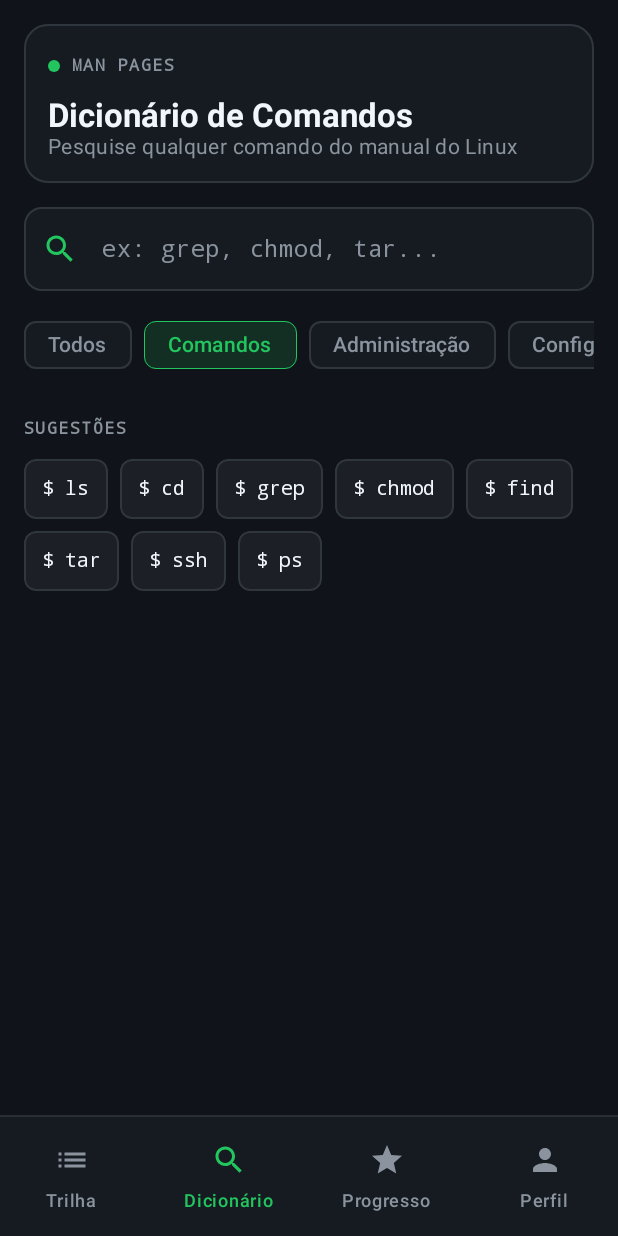
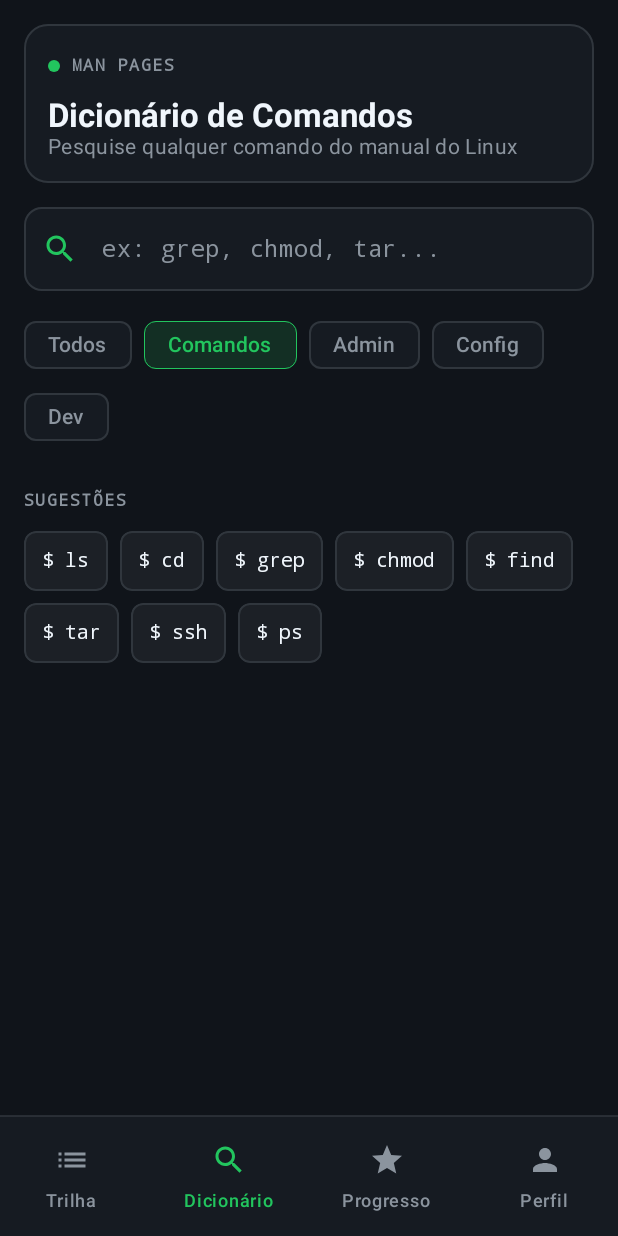
Before and after one commit to maneuu/LinuxQuest, an Android app built with Jetpack Compose: the screen it shows after launch (MainActivity), item 2 of the bottom bar chosen, on a phone screen of 412 x 824 dp. Run offline under Robolectric (Android 15) with nearby library versions, the phone set to English and light mode, and no system bars; our stand-ins replace Firebase (no records; nobody signed in at launch, a user with empty details on screens opened directly).

Commit message:
fix: prevent dictionary filter chips from being clipped on narrow screens

```diff
--- a/app/src/main/java/br/com/linuxquest/app/MainActivity.kt
+++ b/app/src/main/java/br/com/linuxquest/app/MainActivity.kt
@@ -15,7 +15,7 @@ class MainActivity : ComponentActivity() {
         super.onCreate(savedInstanceState)
         enableEdgeToEdge()
 
-        // Dispara a verificação assíncrona do Firestore ao iniciar
+        // verificação assíncrona do Firestore ao iniciar
         lifecycleScope.launch {
             FirestoreVerifier.verifyAllCollections()
         }
--- a/app/src/main/java/br/com/linuxquest/app/ui/screens/DictionaryScreen.kt
+++ b/app/src/main/java/br/com/linuxquest/app/ui/screens/DictionaryScreen.kt
@@ -18,7 +18,6 @@ import androidx.compose.foundation.layout.size
 import androidx.compose.foundation.layout.width
 import androidx.compose.foundation.layout.widthIn
 import androidx.compose.foundation.lazy.LazyColumn
-import androidx.compose.foundation.lazy.LazyRow
 import androidx.compose.foundation.lazy.items
 import androidx.compose.foundation.shape.CircleShape
 import androidx.compose.foundation.shape.RoundedCornerShape
@@ -226,13 +225,18 @@ private fun SearchField(
     )
 }
 
+@OptIn(ExperimentalLayoutApi::class)
 @Composable
 private fun FilterRow(
     selected: DictionaryFilter,
     onFilterSelected: (DictionaryFilter) -> Unit
 ) {
-    LazyRow(horizontalArrangement = Arrangement.spacedBy(8.dp)) {
-        items(DictionaryFilter.entries) { filter ->
+    // FlowRow quebra os chips para a linha de baixo em telas estreitas em vez de cortá-los
+    FlowRow(
+        modifier = Modifier.fillMaxWidth(),
+        horizontalArrangement = Arrangement.spacedBy(8.dp)
+    ) {
+        DictionaryFilter.entries.forEach { filter ->
             FilterChip(
                 selected = filter == selected,
                 onClick = { onFilterSelected(filter) },
--- a/app/src/main/java/br/com/linuxquest/app/ui/screens/dictionary/DictionaryUiState.kt
+++ b/app/src/main/java/br/com/linuxquest/app/ui/screens/dictionary/DictionaryUiState.kt
@@ -6,9 +6,9 @@ import br.com.linuxquest.app.data.model.ManSearchResult
 enum class DictionaryFilter(val label: String, val sections: Set<Char>) {
     ALL("Todos", emptySet()),
     COMMANDS("Comandos", setOf('1')),
-    ADMIN("Administração", setOf('8')),
-    CONFIG("Configuração", setOf('5')),
-    PROGRAMMING("Programação", setOf('2', '3'));
+    ADMIN("Admin", setOf('8')),
+    CONFIG("Config", setOf('5')),
+    PROGRAMMING("Dev", setOf('2', '3'));
 
     fun matches(result: ManSearchResult): Boolean =
         sections.isEmpty() || result.section.firstOrNull() in sections
```
Also changed, not shown: 1 other file.
